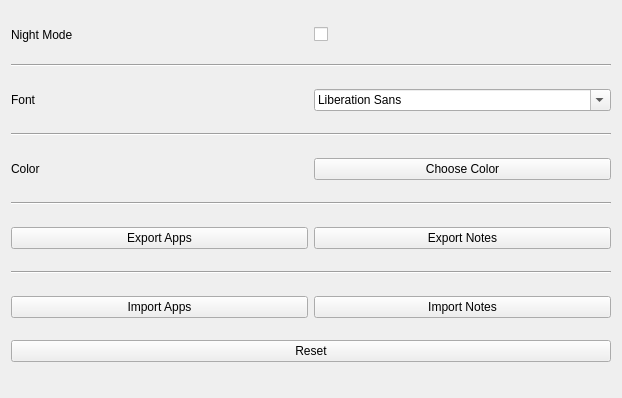
The window that designs/xml/settings_tab.ui (daniel-deru/WorkMate-3.0) describes before a commit, drawn with Qt 5.
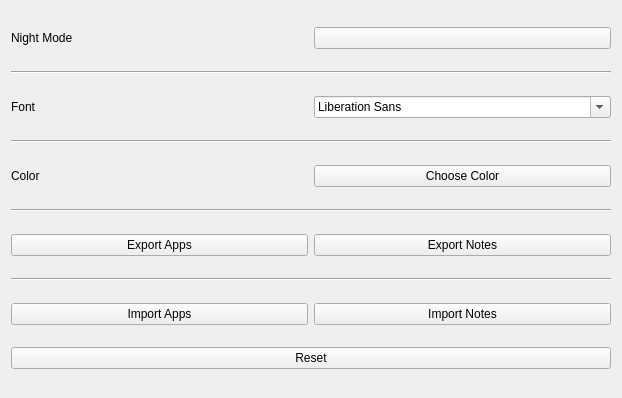
The same window after the commit.

Commit message: changed the nightmode checkbox to a button

Diff of the .ui file:
```diff
--- a/designs/xml/settings_tab.ui
+++ b/designs/xml/settings_tab.ui
@@ -24,13 +24,7 @@
       </widget>
      </item>
      <item>
-      <widget class="QCheckBox" name="chkbx_night_mode">
-       <property name="layoutDirection">
-        <enum>Qt::LeftToRight</enum>
-       </property>
-       <property name="autoFillBackground">
-        <bool>true</bool>
-       </property>
+      <widget class="QPushButton" name="btn_nightmode">
        <property name="text">
         <string/>
        </property>
```
The commit also changes 7 other files.
